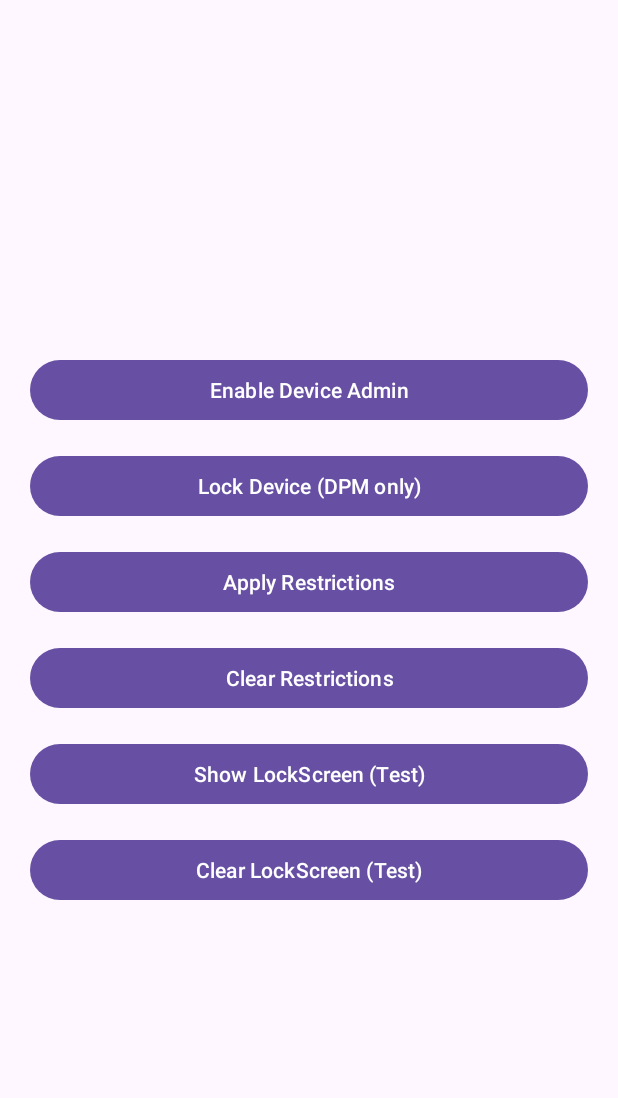
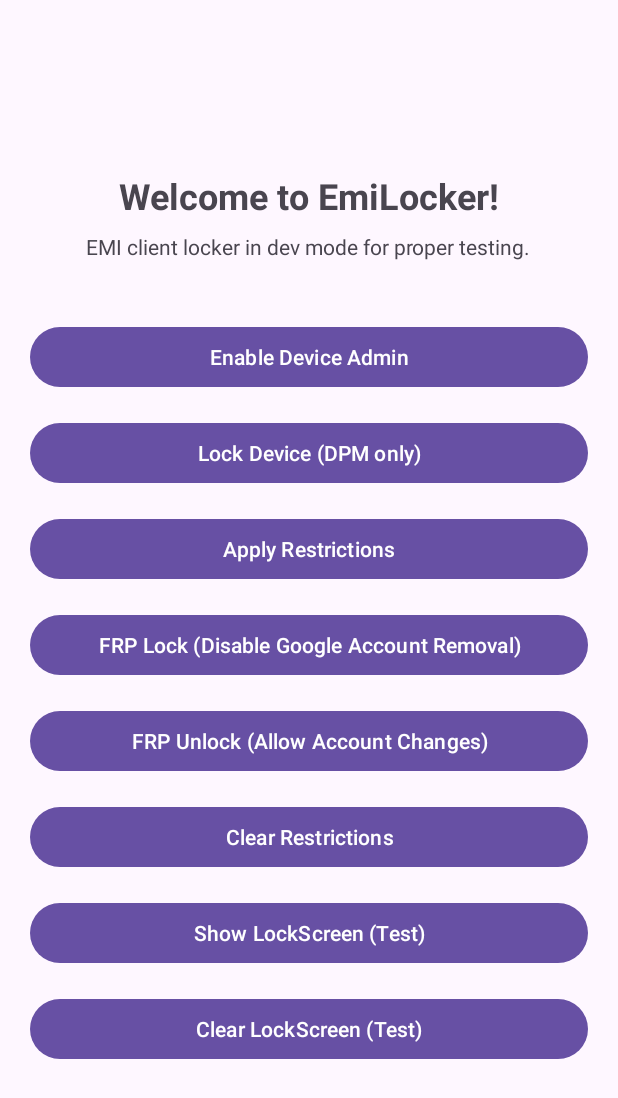
Before and after one commit to pinjor/emi_client, an Android app: the screen it shows after launch (MainActivity), on a phone screen of 412 x 824 dp. Shown: the top 1098 px of the screen. Run offline under Robolectric (Android 15) with nearby library versions, the phone set to English and light mode, and no system bars; 2 statements that could not run were skipped.

Commit message:
added frpLock and owner mode
- frplock works
- disabling factory reset
- disallowing google account removal etc

```diff
--- a/app/src/main/res/layout/activity_main.xml
+++ b/app/src/main/res/layout/activity_main.xml
@@ -6,48 +6,81 @@
     android:orientation="vertical"
     android:padding="20dp">
 
+    <TextView
+        android:id="@+id/tvWelcome"
+        android:layout_width="wrap_content"
+        android:layout_height="wrap_content"
+        android:layout_marginBottom="8dp"
+        android:text="@string/welcome_string"
+        android:textSize="24sp"
+        android:textStyle="bold" />
+
+    <TextView
+        android:id="@+id/tvAppDescription"
+        android:layout_width="wrap_content"
+        android:layout_height="wrap_content"
+        android:layout_marginBottom="24dp"
+        android:text="@string/app_description"
+        android:textAlignment="center" />
+
     <Button
         android:id="@+id/btnEnableAdmin"
         android:layout_width="match_parent"
         android:layout_height="wrap_content"
-        android:text="Enable Device Admin"
-        android:layout_marginTop="16dp" />
+        android:layout_marginTop="16dp"
+        android:text="Enable Device Admin" />
 
     <Button
         android:id="@+id/btnLock"
         android:layout_width="match_parent"
         android:layout_height="wrap_content"
-        android:text="Lock Device (DPM only)"
-        android:layout_marginTop="16dp" />
+        android:layout_marginTop="16dp"
+        android:text="Lock Device (DPM only)" />
 
     <Button
         android:id="@+id/btnRestrict"
         android:layout_width="match_parent"
         android:layout_height="wrap_content"
-        android:text="Apply Restrictions"
-        android:layout_marginTop="16dp" />
+        android:layout_marginTop="16dp"
+        android:text="Apply Restrictions" />
+
+
+    <Button
+        android:id="@+id/btnFrpLock"
+        android:layout_width="match_parent"
+        android:layout_height="wrap_content"
+        android:layout_marginTop="16dp"
+        android:text="FRP Lock (Disable Google Account Removal)" />
+
+    <Button
+        android:id="@+id/btnFrpUnlock"
+        android:layout_width="match_parent"
+        android:layout_height="wrap_content"
+        android:layout_marginTop="16dp"
+        android:text="FRP Unlock (Allow Account Changes)" />
+
 
     <Button
         android:id="@+id/btnClear"
         android:layout_width="match_parent"
         android:layout_height="wrap_content"
-        android:text="Clear Restrictions"
-        android:layout_marginTop="16dp" />
+        android:layout_marginTop="16dp"
+        android:text="Clear Restrictions" />
 
     <!-- 🔹 Test LockScreen -->
     <Button
         android:id="@+id/btnShowLockScreen"
         android:layout_width="match_parent"
         android:layout_height="wrap_content"
-        android:text="Show LockScreen (Test)"
-        android:layout_marginTop="16dp" />
+        android:layout_marginTop="16dp"
+        android:text="Show LockScreen (Test)" />
 
     <!-- 🔹 Test Unlock -->
     <Button
         android:id="@+id/btnClearLockScreen"
         android:layout_width="match_parent"
         android:layout_height="wrap_content"
-        android:text="Clear LockScreen (Test)"
-        android:layout_marginTop="16dp" />
+        android:layout_marginTop="16dp"
+        android:text="Clear LockScreen (Test)" />
 
 </LinearLayout>
--- a/app/src/main/res/values/strings.xml
+++ b/app/src/main/res/values/strings.xml
@@ -1,3 +1,5 @@
 <resources>
     <string name="app_name">Emi Locker Client</string>
+    <string name="welcome_string">Welcome to EmiLocker!</string>
+    <string name="app_description">EMI client locker in dev mode for proper testing.</string>
 </resources>
```
Also changed, not shown: app/src/main/AndroidManifest.xml (+19 -20 lines), app/src/main/java/com/example/emilockerclient/MainActivity.kt (+37 -4 lines), app/src/main/java/com/example/emilockerclient/admin/EmiAdminReceiver.kt (+18 -2 lines), app/src/main/java/com/example/emilockerclient/managers/DeviceControlManager.kt (+68 -4 lines), app/src/main/java/com/example/emilockerclient/receivers/BootReceiver.kt (+10 -2 lines), app/src/main/res/xml/device_admin_receiver.xml (+13 -0 lines), 1 other file.
